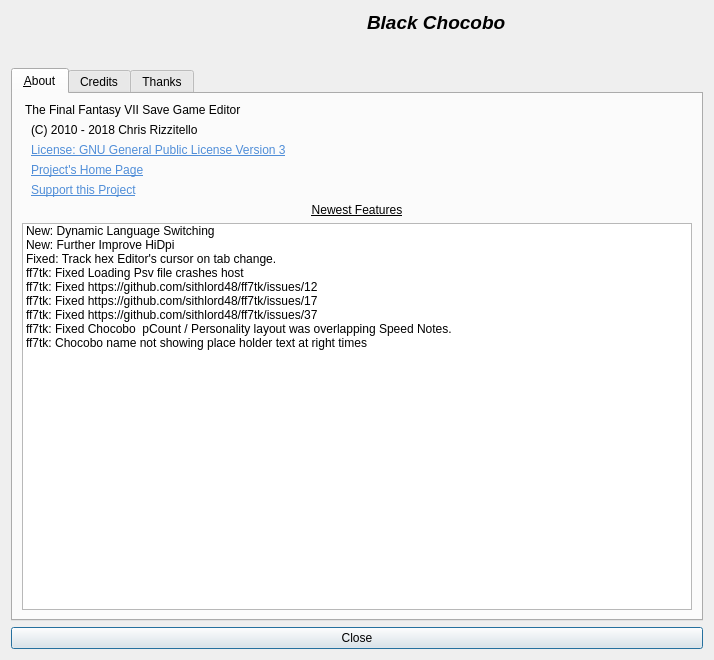
Before: the Qt Designer form about.ui in sithlord48/blackchocobo, drawn with Qt 5.
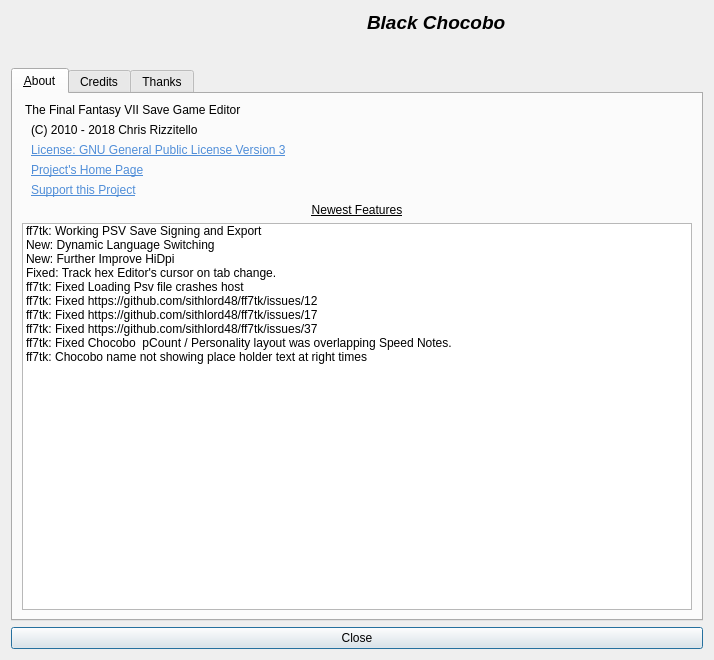
After: the same form once the commit is applied. Icons and pictures are not drawn.

Commit message: Enable PS3 Save/Export

Diff of the .ui file:
```diff
--- a/about.ui
+++ b/about.ui
@@ -208,6 +208,11 @@
          <property name="viewMode">
           <enum>QListView::ListMode</enum>
          </property>
+         <item>
+          <property name="text">
+           <string>ff7tk: Working PSV Save Signing and Export</string>
+          </property>
+         </item>
          <item>
           <property name="text">
            <string>New: Dynamic Language Switching</string>
```
Left out of the diff: 8 changed lines with no effect on the pictures. The commit also changes 16 other files.
